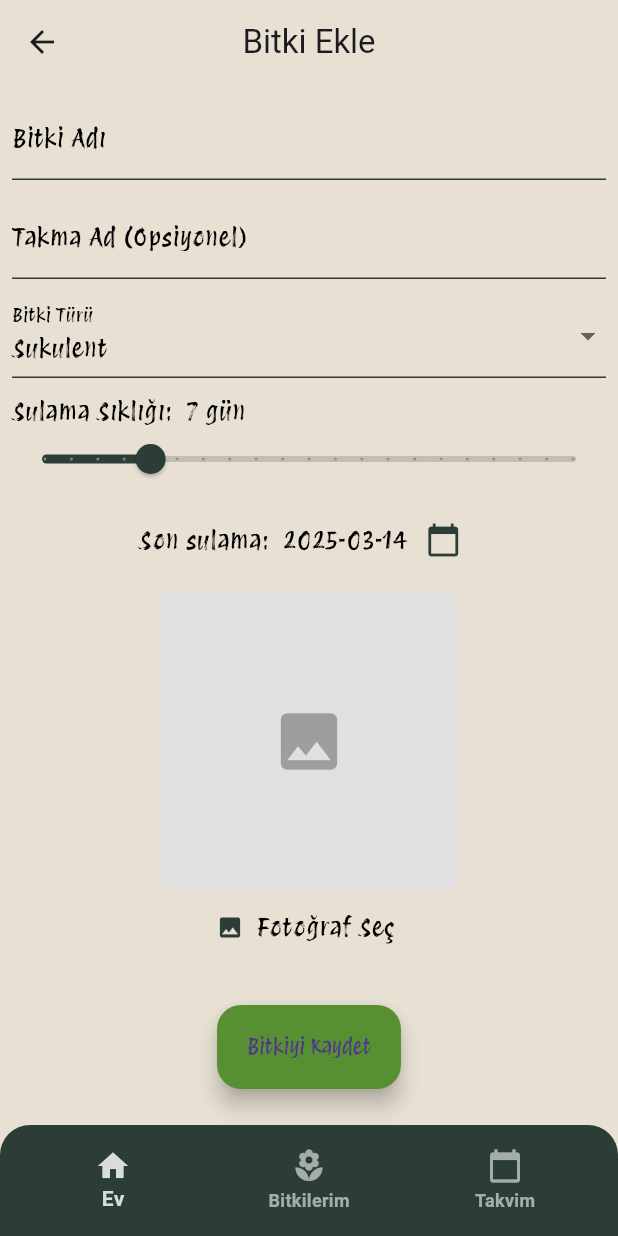
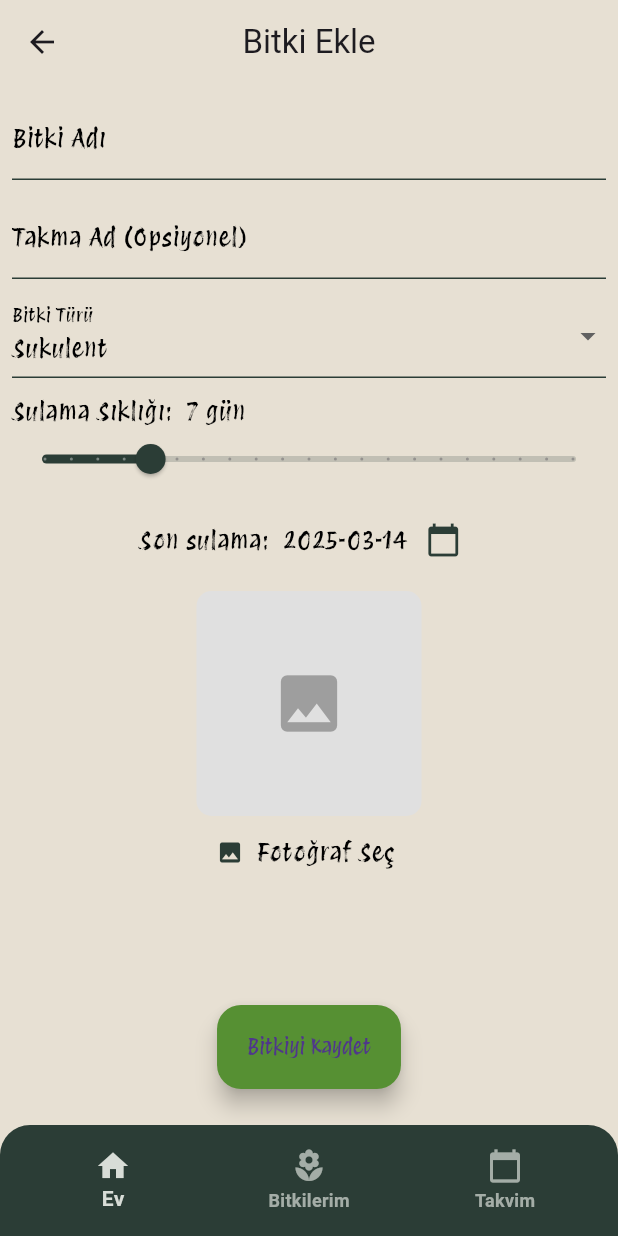
Before and after one commit to OsmanTurgut2335/planneT, a Flutter app: the AddPlantScreen screen opened by its route, on a phone screen of 412 x 824 dp. Run offline on Flutter 3.47's test engine with Material 3 defaults, Android fonts, the phone set to English and light mode, and no system bars; our stand-ins replace bloc, equatable, flutter_bloc, go_router, hive, hive_flutter and 2 more; accounts and stored records are empty.

Commit message:
comments added to clarify the classes-widgets

```diff
--- a/lib/core/widgets/column/plant_details.dart
+++ b/lib/core/widgets/column/plant_details.dart
@@ -3,6 +3,8 @@ import 'package:allplant/core/constants/paddings.dart';
 import 'package:allplant/features/models/plant.dart';
 import 'package:flutter/material.dart';
 import 'package:intl/intl.dart';
+
+//section of the plant details that shows view of the plant name-ect.
 
 class PlantDetailColumn extends StatelessWidget {
   final Plant plant;
--- a/lib/features/widgets/calendar/plant_detail_schedule.dart
+++ b/lib/features/widgets/calendar/plant_detail_schedule.dart
@@ -1,4 +1,5 @@
 
+import 'package:allplant/core/constants/paddings.dart';
 import 'package:allplant/core/cubit/watering/watering_cubit.dart';
 import 'package:allplant/core/cubit/watering/watering_state.dart';
 import 'package:allplant/features/models/upcoming_event.dart';
@@ -84,7 +85,7 @@ class _DayWidget extends StatelessWidget {
           ),
           const SizedBox(height: 4),
           Container(
-            padding: const EdgeInsets.symmetric(horizontal: 8, vertical: 4),
+            padding: const EdgeInsets.symmetric(horizontal: Paddings.defaultPadding , vertical: Paddings.defaultPadding/2),
             decoration: BoxDecoration(
               color: wateringScheduled ? Colors.green : Colors.grey,
               borderRadius: BorderRadius.circular(8),
--- a/lib/features/widgets/calendar_state_handler.dart
+++ b/lib/features/widgets/calendar_state_handler.dart
@@ -3,6 +3,9 @@ import 'package:allplant/core/constants/paddings.dart';
 import 'package:allplant/core/cubit/calendar/calendar_state.dart';
 import 'package:flutter/material.dart';
 import 'package:table_calendar/table_calendar.dart';
+
+// A widget that builds the calendar UI based on the current CalendarState.
+// It handles different states like loading, error, empty, and loaded.
 
 class CalendarStateHandler extends StatefulWidget {
   final CalendarState state;
--- a/lib/features/widgets/card/home_plant_card.dart
+++ b/lib/features/widgets/card/home_plant_card.dart
@@ -4,6 +4,9 @@ import 'package:allplant/core/constants/paddings.dart';
 import 'package:allplant/features/models/plant.dart';
 
 import 'package:flutter/material.dart';
+
+//view to show the plants on main screen
+
 
 class PlantCard extends StatefulWidget {
  final Plant plant;
--- a/lib/features/widgets/card/my_plants_card.dart
+++ b/lib/features/widgets/card/my_plants_card.dart
@@ -9,6 +9,8 @@ import 'package:allplant/pages/my_plants.dart';
 import 'package:flutter/material.dart';
 import 'package:flutter_bloc/flutter_bloc.dart';
 import 'package:go_router/go_router.dart';
+
+//widget to display each of the plants in my plants screen
 
 class MyPlantsCard extends StatelessWidget {
   final Plant plant;
--- a/lib/features/widgets/image/add_plant_image_picker.dart
+++ b/lib/features/widgets/image/add_plant_image_picker.dart
@@ -16,21 +16,48 @@ class ImagePickerWidget extends StatelessWidget {
       child: Column(
         children: [
           if (imagePath != null)
-            Image.file(File(imagePath!), width: 150, height: 150)
+            // Display the selected image using the centralized size.
+            Image.file(
+              File(imagePath!),
+              width: ImagePickerConstants.imageSize,
+              height: ImagePickerConstants.imageSize,
+            )
           else
+            // Placeholder container with the same dimensions.
             Container(
-              width: 200,
-              height: 200,
-              decoration: BoxDecoration(color: Colors.grey.shade300, borderRadius: BorderRadius.circular(10)),
-              child: const Center(child: Icon(Icons.image, size: 50, color: Colors.grey)),
+              width: ImagePickerConstants.imageSize,
+              height: ImagePickerConstants.imageSize,
+              decoration: BoxDecoration(
+                color: Colors.grey.shade300,
+                borderRadius: BorderRadius.circular(ImagePickerConstants.borderRadius),
+              ),
+              child: const Center(
+                child: Icon(
+                  Icons.image,
+                  size: ImagePickerConstants.iconSize,
+                  color: Colors.grey,
+                ),
+              ),
             ),
           TextButton.icon(
             onPressed: onPickImage,
             icon: const Icon(Icons.image, color: AppColors.deepPine),
-            label: Text(AppStrings.selectImage, style: Theme.of(context).textTheme.bodyLarge),
+            label: Text(
+              AppStrings.selectImage,
+              style: Theme.of(context).textTheme.bodyLarge,
+            ),
           ),
         ],
       ),
     );
   }
 }
+
+
+/// Centralized constants for the ImagePickerWidget.
+class ImagePickerConstants {
+  const ImagePickerConstants._();
+  static const double imageSize = 150.0;
+  static const double iconSize = 50.0;
+  static const double borderRadius = 10.0;
+}
--- a/lib/features/widgets/list/myplants_listview.dart
+++ b/lib/features/widgets/list/myplants_listview.dart
@@ -5,6 +5,7 @@ import 'package:allplant/features/widgets/card/home_plant_card.dart';
 import 'package:flutter/material.dart';
 import 'package:hive_flutter/hive_flutter.dart';
 
+// list view of the home_plant_card for a horizontal list
 class PlantGuideSection extends StatelessWidget {
   const PlantGuideSection({super.key});
 
--- a/lib/features/widgets/list/upcoming_water_list.dart
+++ b/lib/features/widgets/list/upcoming_water_list.dart
@@ -9,6 +9,8 @@ import 'package:allplant/core/provider/provider_factory.dart';
 
 class UpcomingWateringsList extends StatelessWidget {
   const UpcomingWateringsList({super.key});
+
+//this widget displays upcoming waterings on main screen
 
   @override
   Widget build(BuildContext context) {
--- a/lib/features/widgets/plant_type_dropdown.dart
+++ b/lib/features/widgets/plant_type_dropdown.dart
@@ -5,6 +5,8 @@ import 'package:flutter/material.dart';
 import 'package:flutter/services.dart';
 
 import 'package:flutter_bloc/flutter_bloc.dart';
+
+//dropdown widget for selecting the plant type on add plant section
 
 class PlantTypeDropdown extends StatefulWidget {
   final Function(String) onSelected;
--- a/lib/features/widgets/watering_slider.dart
+++ b/lib/features/widgets/watering_slider.dart
@@ -3,6 +3,9 @@ import 'package:allplant/core/cubit/addplant/add_plant_cubit.dart';
 import 'package:allplant/core/cubit/addplant/add_plant_state.dart';
 import 'package:flutter/material.dart';
 import 'package:flutter_bloc/flutter_bloc.dart';
+
+
+//slider for adjusting the plants watering schedule in add plant screen
 
 class WateringSlider extends StatelessWidget {
   const WateringSlider({super.key});
--- a/lib/pages/calendar_screen.dart
+++ b/lib/pages/calendar_screen.dart
@@ -1,4 +1,4 @@
-// CalendarScreen: The main screen that displays the watering calendar.
+//  The main screen that displays the watering calendar.
 // It creates a CalendarCubit and passes its state to CalendarStateHandler.
 
 import 'package:allplant/core/cubit/calendar/calendar_cubit.dart';
--- a/lib/pages/home_screen.dart
+++ b/lib/pages/home_screen.dart
@@ -60,7 +60,7 @@ class _HomeScreenState extends State<HomeScreen> {
     );
   }
 }
-/// Home ekranı için string sabitleri
+
 class _HomeViewStrings {
   const _HomeViewStrings._();
 
--- a/lib/pages/plant_detail_screen.dart
+++ b/lib/pages/plant_detail_screen.dart
@@ -76,6 +76,8 @@ class _PlantHeaderImage extends StatelessWidget {
   }
 }
 
+//Section to show upcoming waterings for the next 3 days
+
 class PlantNextWateringsWidget extends StatelessWidget {
   final Plant plant;
 
```
